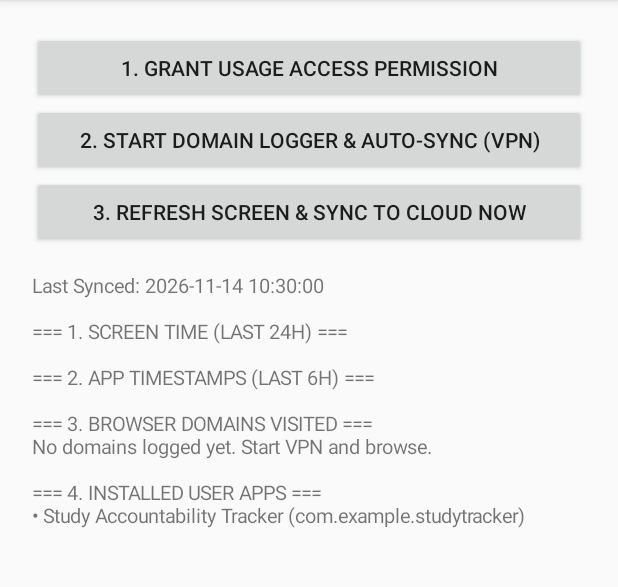
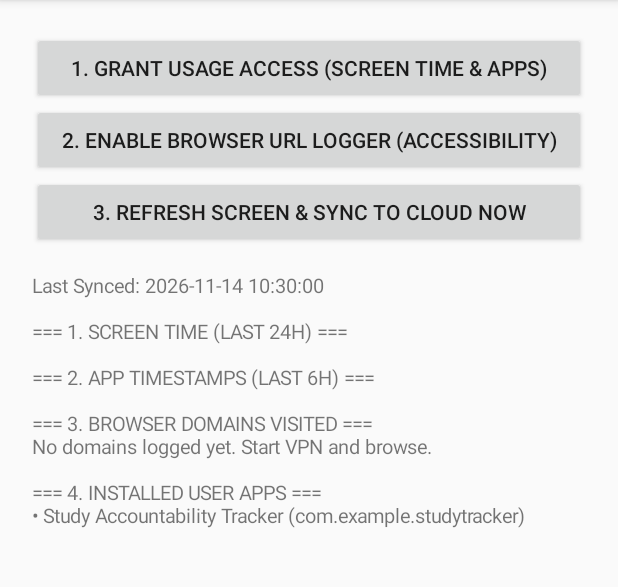
Before and after one commit to Wagswy/StudyTracker, an Android app: the screen it shows after launch (MainActivity), on a phone screen of 412 x 824 dp, the part 84-671 px from its top. Run offline under Robolectric (Android 15) with nearby library versions, the phone set to English and light mode, and no system bars.

Commit message:
Refactor MainActivity to remove VPN functionality

```diff
--- a/app/src/main/java/com/example/studytracker/MainActivity.kt
+++ b/app/src/main/java/com/example/studytracker/MainActivity.kt
@@ -1,8 +1,7 @@
 package com.example.studytracker
 
-import android.app.Activity
 import android.content.Intent
-import android.net.VpnService
+import android.os.Build
 import android.os.Bundle
 import android.provider.Settings
 import android.widget.Button
@@ -10,7 +9,6 @@ import android.widget.LinearLayout
 import android.widget.ScrollView
 import android.widget.TextView
 import android.widget.Toast
-import androidx.activity.result.contract.ActivityResultContracts
 import androidx.appcompat.app.AppCompatActivity
 
 class MainActivity : AppCompatActivity() {
@@ -18,17 +16,12 @@ class MainActivity : AppCompatActivity() {
     private lateinit var telemetryHelper: TelemetryHelper
     private lateinit var outputText: TextView
 
-    private val vpnPermissionLauncher = registerForActivityResult(
-        ActivityResultContracts.StartActivityForResult()
-    ) { result ->
-        if (result.resultCode == Activity.RESULT_OK) {
-            startVpnService()
-        }
-    }
-
     override fun onCreate(savedInstanceState: Bundle?) {
         super.onCreate(savedInstanceState)
         telemetryHelper = TelemetryHelper(this)
+
+        // Automatically start the 5-minute cloud sync service on app launch
+        startAutoSyncService()
 
         val rootLayout = LinearLayout(this).apply {
             orientation = LinearLayout.VERTICAL
@@ -36,15 +29,17 @@ class MainActivity : AppCompatActivity() {
         }
 
         val btnGrantUsage = Button(this).apply {
-            text = "1. Grant Usage Access Permission"
+            text = "1. Grant Usage Access (Screen Time & Apps)"
             setOnClickListener {
                 startActivity(Intent(Settings.ACTION_USAGE_ACCESS_SETTINGS))
             }
         }
 
-        val btnStartVpn = Button(this).apply {
-            text = "2. Start Domain Logger & Auto-Sync (VPN)"
-            setOnClickListener { prepareAndStartVpn() }
+        val btnEnableUrlLogger = Button(this).apply {
+            text = "2. Enable Browser URL Logger (Accessibility)"
+            setOnClickListener {
+                startActivity(Intent(Settings.ACTION_ACCESSIBILITY_SETTINGS))
+            }
         }
 
         val btnRefreshAndSync = Button(this).apply {
@@ -64,7 +59,7 @@ class MainActivity : AppCompatActivity() {
         }
 
         rootLayout.addView(btnGrantUsage)
-        rootLayout.addView(btnStartVpn)
+        rootLayout.addView(btnEnableUrlLogger)
         rootLayout.addView(btnRefreshAndSync)
         rootLayout.addView(scrollView)
 
@@ -72,26 +67,20 @@ class MainActivity : AppCompatActivity() {
         renderAndSync()
     }
 
-    private fun prepareAndStartVpn() {
-        val intent = VpnService.prepare(this)
-        if (intent != null) {
-            vpnPermissionLauncher.launch(intent)
+    private fun startAutoSyncService() {
+        val serviceIntent = Intent(this, DomainMonitorVpnService::class.java)
+        if (Build.VERSION.SDK_INT >= Build.VERSION_CODES.O) {
+            startForegroundService(serviceIntent)
         } else {
-            startVpnService()
+            startService(serviceIntent)
         }
-    }
-
-    private fun startVpnService() {
-        val serviceIntent = Intent(this, DomainMonitorVpnService::class.java)
-        startService(serviceIntent)
-        Toast.makeText(this, "VPN Logger & 5-Min Cloud Sync Started", Toast.LENGTH_SHORT).show()
     }
 
     private fun renderAndSync() {
         outputText.text = telemetryHelper.buildFormattedTextReport()
         telemetryHelper.syncReportToFirebase { success ->
             runOnUiThread {
-                val msg = if (success) "Synced to Firebase Cloud!" else "Local view updated (Cloud URL not set or offline)"
+                val msg = if (success) "Synced to Firebase Cloud!" else "Local view updated"
                 Toast.makeText(this, msg, Toast.LENGTH_SHORT).show()
             }
         }
```
